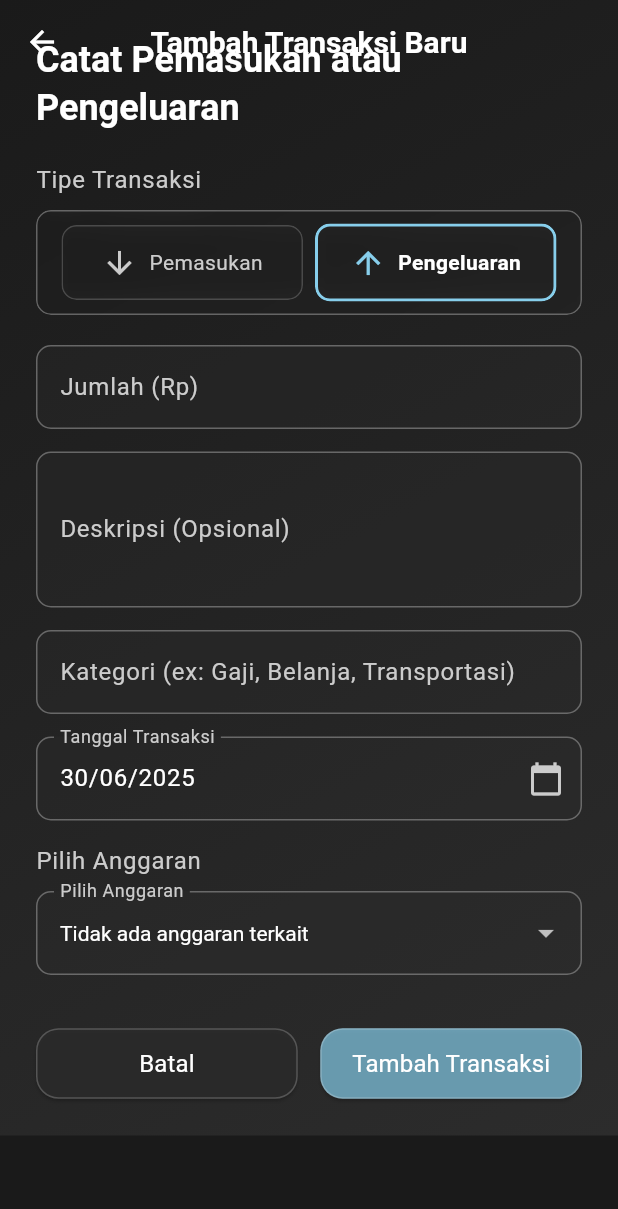
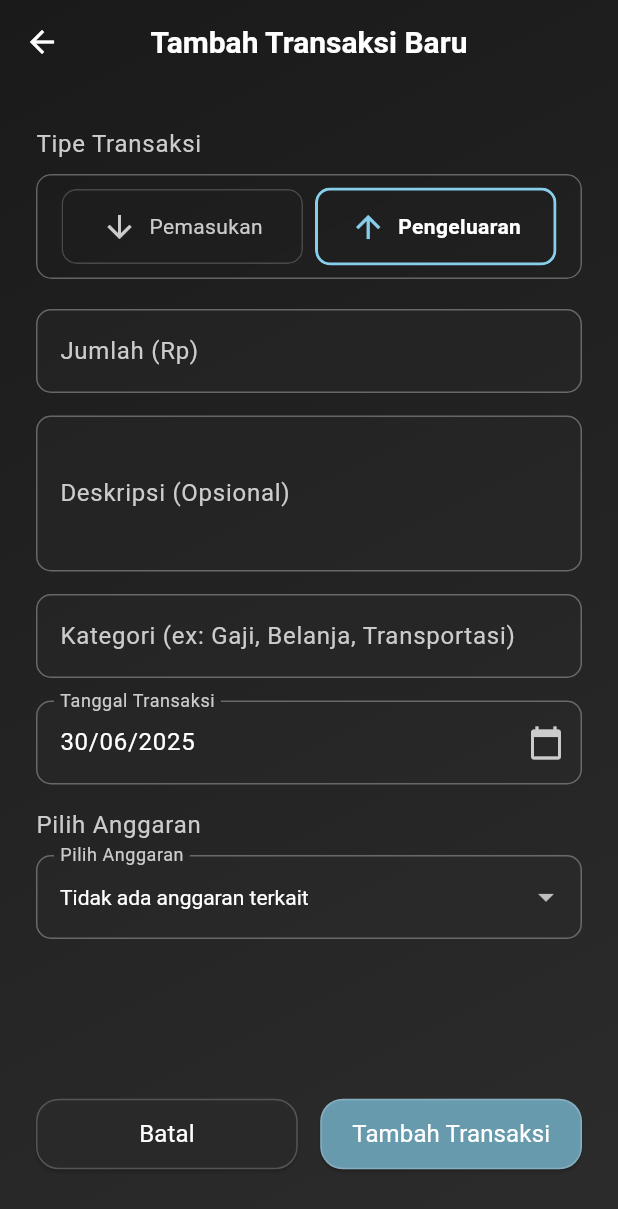
Before and after one commit to wahyualif23014/HirudoraXriverpod, a Flutter app: the AddTransactionPage screen opened by its route, on a phone screen of 412 x 824 dp. Shown: the top 1209 px of the screen. Run offline on Flutter 3.47's test engine with Material 3 defaults, Android fonts, the phone set to English and light mode, and no system bars; our stand-ins replace equatable, firebase_core, flutter_riverpod, flutter_slidable, go_router, supabase_flutter; accounts and stored records are empty.

Commit message:
new keuangan saya

```diff
--- a/lib/features/finance/presentation/pages/add_transaction.dart
+++ b/lib/features/finance/presentation/pages/add_transaction.dart
@@ -2,19 +2,19 @@
 import 'package:flutter/material.dart';
 import 'package:flutter_riverpod/flutter_riverpod.dart';
 import 'package:intl/intl.dart';
-import 'package:supabase_flutter/supabase_flutter.dart'; // Import Supabase
+import 'package:supabase_flutter/supabase_flutter.dart';
 
 import '../../../../core/widgets/app_scaffold.dart';
 import '../../../../core/widgets/glass_container.dart';
 import '../../../../app/themes/colors.dart';
-import '../../../../app/themes/app_theme.dart'; // Untuk AppTextStyles
+import '../../../../app/themes/app_theme.dart';
 
 import '../../domain/entity/transaction_entity.dart';
 import '../../domain/entity/budget_entity.dart';
 import '../../data/providers/finance_providers.dart';
 
 class AddTransactionPage extends ConsumerStatefulWidget {
-  final TransactionEntity? editingTransaction; // Untuk mode edit
+  final TransactionEntity? editingTransaction;
   const AddTransactionPage({super.key, this.editingTransaction});
 
   @override
@@ -28,8 +28,8 @@ class _AddTransactionPageState extends ConsumerState<AddTransactionPage> {
   final TextEditingController _categoryController = TextEditingController();
 
   DateTime? _selectedDate;
-  String? _selectedType; // 'income' atau 'expense'
-  BudgetEntity? _selectedBudget; // Hanya relevan untuk 'expense'
+  String? _selectedType;
+  BudgetEntity? _selectedBudget;
 
   @override
   void initState() {
@@ -41,7 +41,7 @@ class _AddTransactionPageState extends ConsumerState<AddTransactionPage> {
       _selectedDate = widget.editingTransaction!.date;
       _selectedType = widget.editingTransaction!.type;
 
-      if (widget.editingTransaction!.budgetId != null && widget.editingTransaction!.budgetId!.isNotEmpty) {
+      // Delayed setState to ensure budgetsStreamProvider has loaded
       WidgetsBinding.instance.addPostFrameCallback((_) {
         final budgetsData = ref.read(budgetsStreamProvider).value;
         if (budgetsData != null) {
@@ -53,10 +53,9 @@ class _AddTransactionPageState extends ConsumerState<AddTransactionPage> {
           }
         }
       });
-      }
     } else {
-      _selectedDate = DateTime.now(); // Default tanggal hari ini untuk transaksi baru
-      _selectedType = 'expense'; // Default ke expense (bisa diubah ke 'income' jika Anda lebih suka)
+      _selectedDate = DateTime.now();
+      _selectedType = 'expense';
     }
   }
 
@@ -68,7 +67,6 @@ class _AddTransactionPageState extends ConsumerState<AddTransactionPage> {
     super.dispose();
   }
 
-  // Helper widget baru untuk TextFormField yang konsisten
   Widget _buildTextFormField({
     required TextEditingController controller,
     required String labelText,
@@ -104,12 +102,30 @@ class _AddTransactionPageState extends ConsumerState<AddTransactionPage> {
         fillColor: AppColors.secondaryBackground.withOpacity(0.3),
       ),
       validator: validator,
-      onChanged: onChanged,
+      onChanged: (value) {
+        if (keyboardType == TextInputType.number) {
+          final cleanValue = value.replaceAll('.', '');
+          if (cleanValue.isNotEmpty) {
+            try {
+              final double parsed = double.parse(cleanValue);
+              final formatted = NumberFormat.decimalPattern('id_ID').format(parsed);
+              controller.value = TextEditingValue(
+                text: formatted,
+                selection: TextSelection.collapsed(offset: formatted.length),
+              );
+            } catch (_) {
+              // Handle parsing error if necessary, though validator should catch invalid inputs
+            }
+          } else {
+            controller.value = TextEditingValue.empty;
+          }
+        }
+        onChanged?.call(value);
+      },
       maxLines: maxLines,
     );
   }
 
-  // Helper widget untuk input tanggal
   Widget _buildDatePickerField({
     required BuildContext context,
     required String label,
@@ -196,14 +212,10 @@ class _AddTransactionPageState extends ConsumerState<AddTransactionPage> {
     final transactionNotifier = ref.read(transactionNotifierProvider.notifier);
     final double amount = NumberFormat.decimalPattern('id_ID').parse(_amountController.text).toDouble();
 
-    // Dapatkan ID pengguna saat ini dari Supabase Auth
-    // Jika tidak ada pengguna login (anonim), userId akan null
     final currentUserId = Supabase.instance.client.auth.currentUser?.id;
 
     final transactionToSave = TransactionEntity(
       id: widget.editingTransaction?.id ?? '',
-      // userId akan menjadi null jika tidak ada sesi aktif,
-      // sesuai dengan kolom user_id di Supabase yang sudah nullable.
       userId: currentUserId,
       amount: amount,
       type: _selectedType!,
@@ -258,21 +270,29 @@ class _AddTransactionPageState extends ConsumerState<AddTransactionPage> {
     }
 
     return AppScaffold(
-      const SizedBox(height: 20),
+      const SizedBox(height: 10),
       title: widget.editingTransaction == null ? 'Tambah Transaksi Baru' : 'Edit Transaksi',
-      body: Padding(
+      body: LayoutBuilder( // Menggunakan LayoutBuilder untuk responsivitas yang lebih baik
+        builder: (context, constraints) {
+          return SingleChildScrollView(
             padding: const EdgeInsets.all(24.0),
-        child: SingleChildScrollView(
+            child: ConstrainedBox( // Menggunakan ConstrainedBox agar konten bisa stretch di SingleChildScrollView
+              constraints: BoxConstraints(
+                minHeight: constraints.maxHeight - 48, // Tinggi minimum agar bisa stretch
+              ),
+              child: IntrinsicHeight( // Penting untuk memungkinkan Column.mainAxisAlignment.spaceBetween bekerja dengan baik
                 child: Form(
                   key: _formKey,
                   child: Column(
                     crossAxisAlignment: CrossAxisAlignment.start,
                     children: [
+                      // Judul Form (opsional, jika sudah ada di AppBar)
+                      if (widget.editingTransaction != null) // Tampilkan hanya jika edit mode
                         Text(
-                  widget.editingTransaction == null ? 'Catat Pemasukan atau Pengeluaran' : 'Perbarui Transaksi',
+                          'Perbarui Transaksi',
                           style: Theme.of(context).textTheme.headlineSmall?.copyWith(color: AppColors.primaryText),
                         ),
-                const SizedBox(height: 20),
+                      const SizedBox(height: 60), // Spasi setelah judul form (atau awal form jika tidak ada judul)
 
                       Text(
                         'Tipe Transaksi',
@@ -282,6 +302,8 @@ class _AddTransactionPageState extends ConsumerState<AddTransactionPage> {
                       GlassContainer(
                         borderRadius: 10,
                         padding: const EdgeInsets.symmetric(horizontal: 16, vertical: 8),
+                        blur: 5, // Sesuaikan blur untuk elemen kecil
+                        opacity: 0.1, // Sesuaikan opacity untuk elemen kecil
                         linearGradientColors: [
                           AppColors.glassBackgroundStart.withOpacity(0.1),
                           AppColors.glassBackgroundEnd.withOpacity(0.05),
@@ -302,19 +324,9 @@ class _AddTransactionPageState extends ConsumerState<AddTransactionPage> {
                         controller: _amountController,
                         labelText: 'Jumlah (Rp)',
                         keyboardType: TextInputType.number,
+                        // OnChanged handler sudah ada untuk formatting
                         onChanged: (value) {
-                    final cleanValue = value.replaceAll('.', '');
-                    if (cleanValue.isNotEmpty) {
-                      try {
-                        final double parsed = double.parse(cleanValue);
-                        _amountController.value = TextEditingValue(
-                          text: NumberFormat.decimalPattern('id_ID').format(parsed),
-                          selection: TextSelection.collapsed(offset: NumberFormat.decimalPattern('id_ID').format(parsed).length),
-                        );
-                      } catch (_) {
-                        // Biarkan input tidak berubah jika parsing gagal
-                      }
-                    }
+                          // Formatting logic already handled in _buildTextFormField
                         },
                         validator: (value) {
                           if (value == null || value.isEmpty) {
@@ -466,8 +478,11 @@ class _AddTransactionPageState extends ConsumerState<AddTransactionPage> {
                         ),
                       ],
 
-                const SizedBox(height: 20),
-                Row(
+                      const Spacer(), // Dorong tombol ke bawah
+
+                      Padding(
+                        padding: const EdgeInsets.symmetric(vertical: 20.0), // Padding vertikal untuk tombol
+                        child: Row(
                           mainAxisAlignment: MainAxisAlignment.spaceAround,
                           children: [
                             Expanded(
@@ -513,10 +528,14 @@ class _AddTransactionPageState extends ConsumerState<AddTransactionPage> {
                             ),
                           ],
                         ),
+                      ),
                     ],
                   ),
                 ),
               ),
+            ),
+          );
+        },
       ),
     );
   }
@@ -536,6 +555,8 @@ class _AddTransactionPageState extends ConsumerState<AddTransactionPage> {
         child: GlassContainer(
           borderRadius: 10,
           padding: const EdgeInsets.symmetric(vertical: 12),
+          blur: 5,
+          opacity: 0.1,
           linearGradientColors: isSelected
               ? [
                   AppColors.accentBlue.withOpacity(0.3),
```
Also changed, not shown: lib/features/finance/presentation/pages/budget_page.dart (+107 -94 lines). Lines whose indentation alone changed are shown as unchanged.
